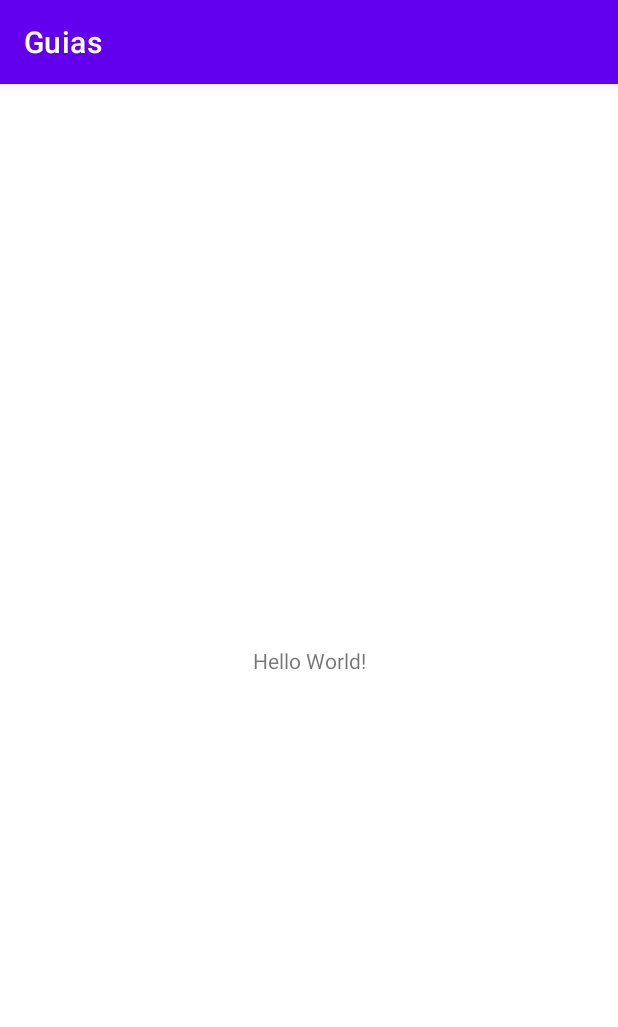
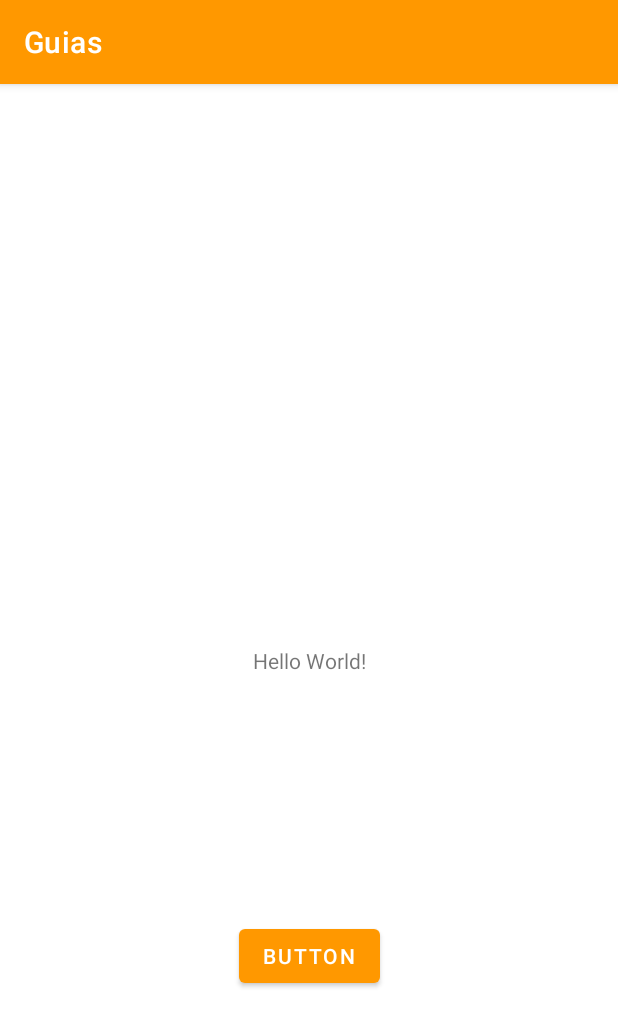
Before and after one commit to DiegoQR/Guias_ProgramacionMovil, an Android app: the screen it shows after launch (MainActivity), on a phone screen of 412 x 824 dp. Shown: the top 1027 px of the screen. Run offline under Robolectric (Android 15) with nearby library versions, the light colour scheme and no system bars.

Commit message:
Completada la guia 2

```diff
--- a/app/src/main/res/layout/activity_main.xml
+++ b/app/src/main/res/layout/activity_main.xml
@@ -7,6 +7,7 @@
     tools:context=".MainActivity">
 
     <TextView
+        android:id="@+id/textView"
         android:layout_width="wrap_content"
         android:layout_height="wrap_content"
         android:text="Hello World!"
@@ -15,4 +16,14 @@
         app:layout_constraintStart_toStartOf="parent"
         app:layout_constraintTop_toTopOf="parent" />
 
+    <Button
+        android:id="@+id/button"
+        android:layout_width="wrap_content"
+        android:layout_height="wrap_content"
+        android:text="Button"
+        app:layout_constraintBottom_toBottomOf="parent"
+        app:layout_constraintEnd_toEndOf="parent"
+        app:layout_constraintStart_toStartOf="parent"
+        app:layout_constraintTop_toBottomOf="@+id/textView" />
+
 </androidx.constraintlayout.widget.ConstraintLayout>
--- a/app/src/main/res/values/colors.xml
+++ b/app/src/main/res/values/colors.xml
@@ -1,10 +1,10 @@
 <?xml version="1.0" encoding="utf-8"?>
 <resources>
-    <color name="purple_200">#FFBB86FC</color>
-    <color name="purple_500">#FF6200EE</color>
-    <color name="purple_700">#FF3700B3</color>
-    <color name="teal_200">#FF03DAC5</color>
-    <color name="teal_700">#FF018786</color>
+    <color name="purple_200">#FFE0B2</color>
+    <color name="purple_500">#FF9800</color>
+    <color name="purple_700">#F57C00</color>
+    <color name="teal_200">#FFC107</color>
+    <color name="teal_700">#757575</color>
     <color name="black">#FF000000</color>
     <color name="white">#FFFFFFFF</color>
 </resources>
```
Also changed, not shown: 2 other files.
